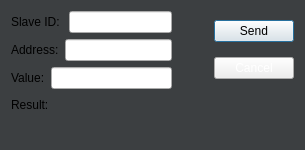
Before: the Qt Designer form writesingleregisterdialog.ui in tonylin0826/ModbusMasterTool, drawn with Qt 5.
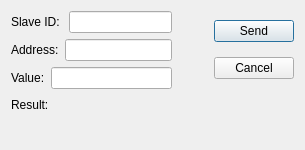
After: the same form once the commit is applied.

Commit message: fix(ui): fix ui styling problem

Diff of the .ui file:
```diff
--- a/writesingleregisterdialog.ui
+++ b/writesingleregisterdialog.ui
@@ -13,10 +13,8 @@
   <property name="windowTitle">
    <string>Dialog</string>
   </property>
-  <property name="styleSheet">
-   <string notr="true">#WriteSingleRegisterDialog {
-	background: rgb(60, 63, 65);
-}</string>
+  <property name="autoFillBackground">
+   <bool>false</bool>
   </property>
   <layout class="QGridLayout" name="gridLayout">
    <item row="2" column="0">
@@ -110,7 +108,7 @@
          <item>
           <widget class="QPushButton" name="btnCancel">
            <property name="styleSheet">
-            <string notr="true">color: white</string>
+            <string notr="true"/>
            </property>
            <property name="text">
             <string>Cancel</string>
```
The commit also changes 7 other files.
